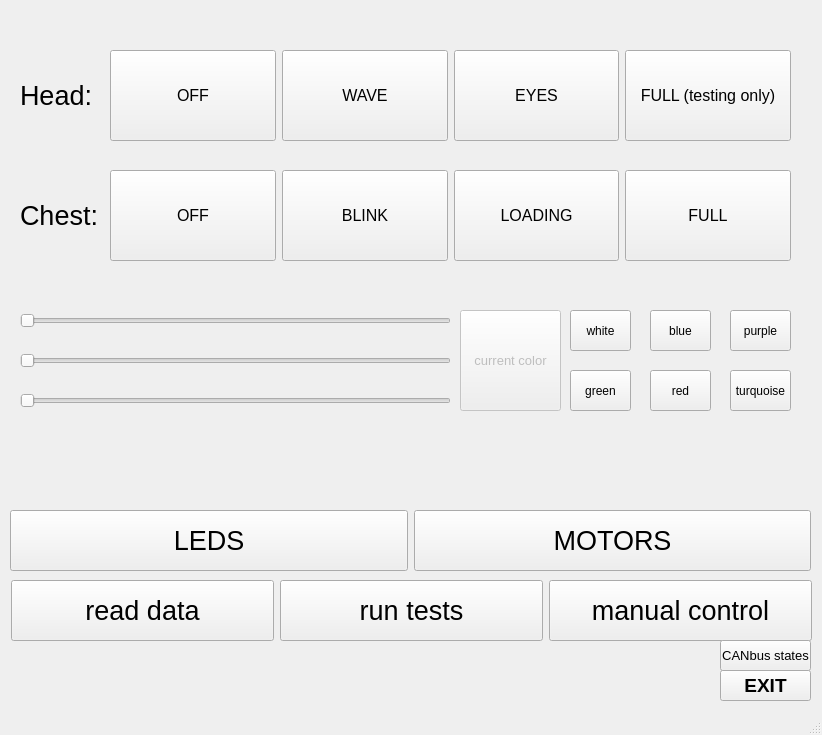
This is gary_qc_helper/pyqt_files/qt_designer_save1.ui in Unlimited-Robotics/gary_core_support as Qt 5 draws it before an edit. The edited form follows.
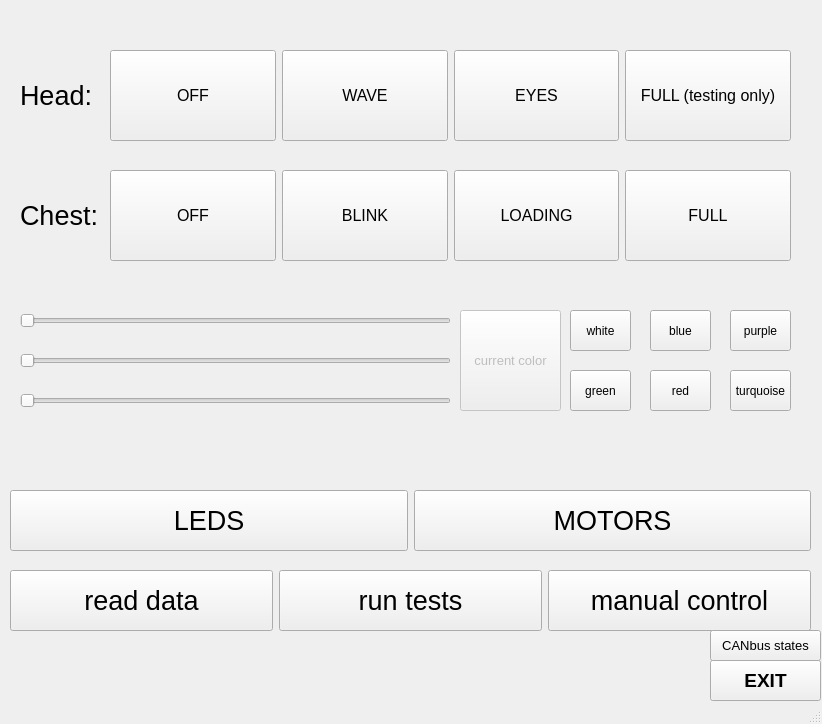
This is the edited form. The open tabs and pages were chosen to show the change.

Commit message:
motor test update, sigint, UI
Made the EXIT button bigger.
Fixed an issue where messages were buffered, causing some motor tests to pass for a bit even if they should fail.
Added the option for Ctrl+C if running from terminal.

```diff
--- a/gary_qc_helper/pyqt_files/qt_designer_save1.ui
+++ b/gary_qc_helper/pyqt_files/qt_designer_save1.ui
@@ -7,7 +7,7 @@
     <x>0</x>
     <y>0</y>
     <width>822</width>
-    <height>735</height>
+    <height>724</height>
    </rect>
   </property>
   <property name="windowTitle">
@@ -20,7 +20,7 @@
       <x>0</x>
       <y>0</y>
       <width>861</width>
-      <height>641</height>
+      <height>631</height>
      </rect>
     </property>
     <widget class="QWidget" name="page_running">
@@ -2004,7 +2004,7 @@
         <property name="geometry">
          <rect>
           <x>0</x>
-          <y>510</y>
+          <y>490</y>
           <width>801</width>
           <height>61</height>
          </rect>
@@ -3096,8 +3096,8 @@
      <widget class="QWidget" name="horizontalLayoutWidget_50">
       <property name="geometry">
        <rect>
-        <x>11</x>
-        <y>580</y>
+        <x>10</x>
+        <y>570</y>
         <width>801</width>
         <height>61</height>
        </rect>
@@ -3281,7 +3281,7 @@
     <property name="geometry">
      <rect>
       <x>20</x>
-      <y>650</y>
+      <y>630</y>
       <width>691</width>
       <height>31</height>
      </rect>
@@ -3298,9 +3298,9 @@
    <widget class="QPushButton" name="canbus_states_button">
     <property name="geometry">
      <rect>
-      <x>720</x>
-      <y>640</y>
-      <width>91</width>
+      <x>710</x>
+      <y>630</y>
+      <width>111</width>
       <height>31</height>
      </rect>
     </property>
@@ -3317,7 +3317,7 @@
     <property name="geometry">
      <rect>
       <x>20</x>
-      <y>680</y>
+      <y>660</y>
       <width>691</width>
       <height>31</height>
      </rect>
@@ -3334,10 +3334,10 @@
    <widget class="QPushButton" name="exit_button">
     <property name="geometry">
      <rect>
-      <x>720</x>
-      <y>670</y>
-      <width>91</width>
-      <height>31</height>
+      <x>710</x>
+      <y>660</y>
+      <width>111</width>
+      <height>41</height>
      </rect>
     </property>
     <property name="font">
```
Left out of the diff: 4 changed lines with no effect on the pictures. The commit also changes 4 other files.
